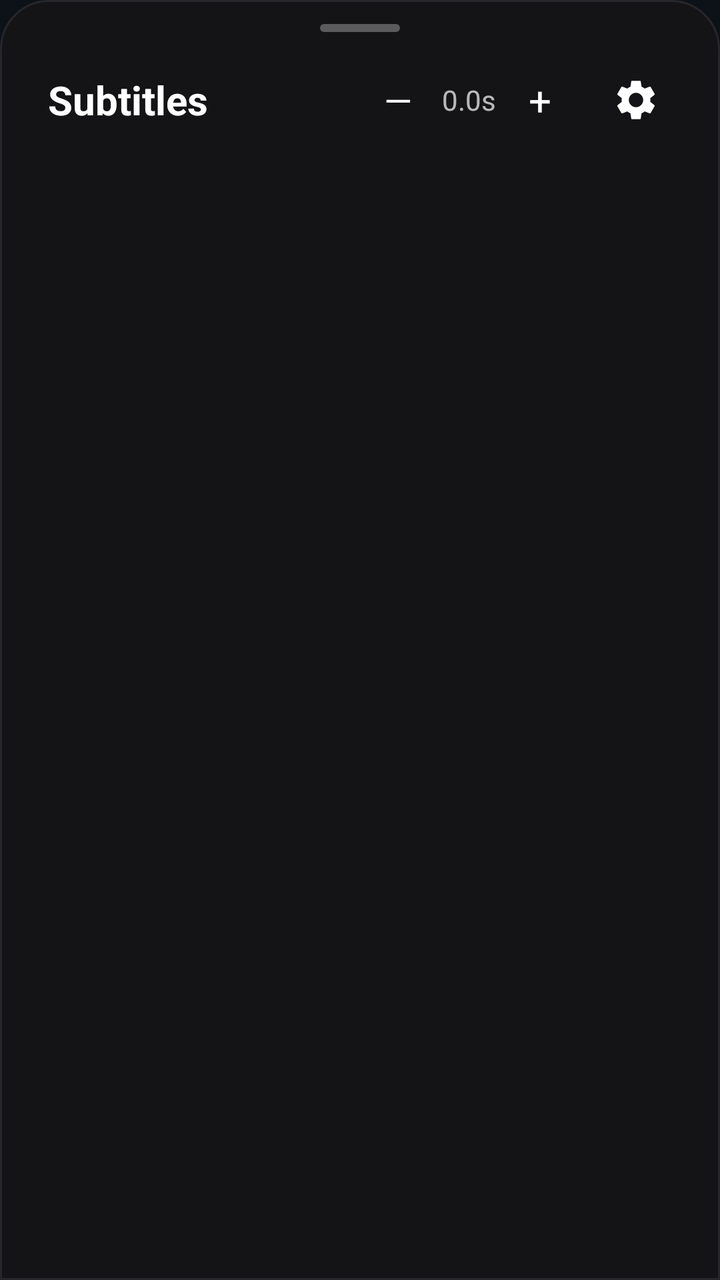
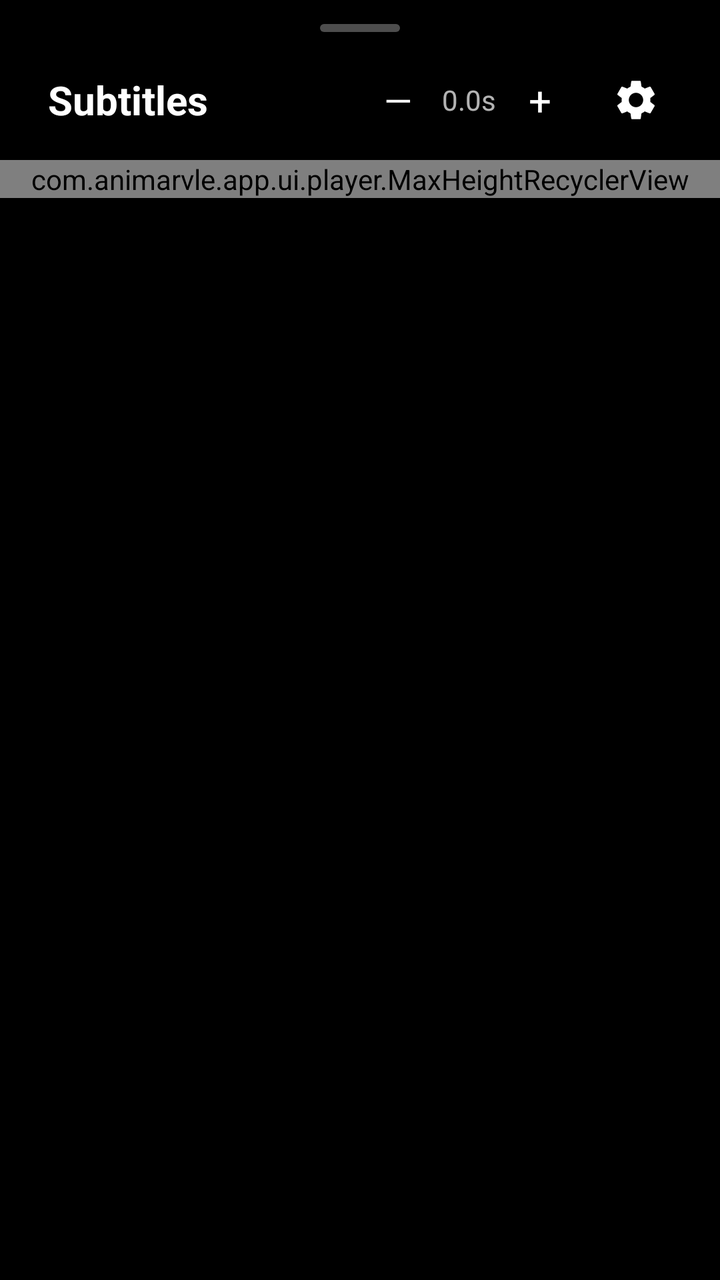

An Android layout rendered at two revisions. The XML below is the earlier revision; the diff shows what the commit changed to produce the second picture.
<!-- AndroidManifest.xml: application theme Theme.Animarvle -->
<!-- res/layout/bottom_sheet_subtitles.xml -->
<?xml version="1.0" encoding="utf-8"?>
<LinearLayout xmlns:android="http://schemas.android.com/apk/res/android"
    xmlns:app="http://schemas.android.com/apk/res-auto"
    android:layout_width="match_parent"
    android:layout_height="wrap_content"
    android:background="@drawable/bg_sheet_bottom"
    android:orientation="vertical"
    android:paddingTop="12dp"
    android:paddingBottom="28dp">

    
    <View
        android:layout_width="40dp"
        android:layout_height="4dp"
        android:layout_gravity="center_horizontal"
        android:background="@drawable/bg_bottom_sheet_drag_handle" />

    
    <LinearLayout
        android:layout_width="match_parent"
        android:layout_height="wrap_content"
        android:layout_marginTop="16dp"
        android:layout_marginBottom="12dp"
        android:gravity="center_vertical"
        android:orientation="horizontal"
        android:paddingHorizontal="24dp">

        <TextView
            android:layout_width="0dp"
            android:layout_height="wrap_content"
            android:layout_weight="1"
            android:text="@string/player_subtitles"
            android:textColor="#FFFFFF"
            android:textSize="20sp"
            android:textStyle="bold" />

        
        <LinearLayout
            android:layout_width="wrap_content"
            android:layout_height="wrap_content"
            android:gravity="center_vertical"
            android:orientation="horizontal">

            <TextView
                android:id="@+id/btnDelayMinus"
                android:layout_width="32dp"
                android:layout_height="32dp"
                android:background="?android:attr/selectableItemBackgroundBorderless"
                android:gravity="center"
                android:text="—"
                android:textColor="#FFFFFF"
                android:textSize="18sp" />

            <TextView
                android:id="@+id/delayText"
                android:layout_width="wrap_content"
                android:layout_height="wrap_content"
                android:layout_marginHorizontal="6dp"
                android:text="0.0s"
                android:textColor="#B3FFFFFF"
                android:textSize="14sp" />

            <TextView
                android:id="@+id/btnDelayPlus"
                android:layout_width="32dp"
                android:layout_height="32dp"
                android:background="?android:attr/selectableItemBackgroundBorderless"
                android:gravity="center"
                android:text="+"
                android:textColor="#FFFFFF"
                android:textSize="20sp" />
        </LinearLayout>

        
        <ImageButton
            android:id="@+id/btnSubtitleSettings"
            android:layout_width="36dp"
            android:layout_height="36dp"
            android:layout_marginStart="14dp"
            android:background="?android:attr/selectableItemBackgroundBorderless"
            android:contentDescription="@string/settings_subtitle"
            android:padding="6dp"
            android:src="@drawable/ic_settings"
            app:tint="#FFFFFF" />
    </LinearLayout>

    
    <androidx.recyclerview.widget.RecyclerView
        android:id="@+id/subtitlesList"
        android:layout_width="match_parent"
        android:layout_height="wrap_content"
        android:maxHeight="380dp"
        android:overScrollMode="never" />
</LinearLayout>
<!-- resources referenced by this layout -->
<resources>
  <!-- drawable bg_bottom_sheet_drag_handle (drawable) -->
  <?xml version="1.0" encoding="utf-8"?>
  <shape xmlns:android="http://schemas.android.com/apk/res/android" android:shape="rectangle">
      <solid android:color="#4DFFFFFF" />
      <corners android:radius="2dp" />
  </shape>
  <!-- drawable bg_sheet_bottom (drawable) -->
  <?xml version="1.0" encoding="utf-8"?>
  <shape xmlns:android="http://schemas.android.com/apk/res/android"
      android:shape="rectangle">
      <solid android:color="#141417" />
      <corners
          android:topLeftRadius="24dp"
          android:topRightRadius="24dp"
          android:bottomLeftRadius="0dp"
          android:bottomRightRadius="0dp" />
      <stroke
          android:width="1dp"
          android:color="#26262B" />
  </shape>
  <!-- drawable ic_settings (drawable) -->
  <vector xmlns:android="http://schemas.android.com/apk/res/android"
      android:width="24dp"
      android:height="24dp"
      android:viewportWidth="24"
      android:viewportHeight="24"
      android:tint="?attr/colorOnSurface">
      <path
          android:fillColor="#FFFFFF"
          android:pathData="M19.14,12.94c0.04,-0.3 0.06,-0.61 0.06,-0.94c0,-0.32 -0.02,-0.64 -0.07,-0.94l2.03,-1.58c0.18,-0.14 0.23,-0.41 0.12,-0.61l-1.92,-3.32c-0.12,-0.22 -0.37,-0.29 -0.59,-0.22l-2.39,0.96c-0.5,-0.38 -1.03,-0.7 -1.62,-0.94L14.4,2.81c-0.04,-0.24 -0.24,-0.41 -0.48,-0.41h-3.84c-0.24,0 -0.43,0.17 -0.47,0.41L9.25,5.35C8.66,5.59 8.12,5.92 7.63,6.29L5.24,5.33c-0.22,-0.08 -0.47,0 -0.59,0.22L2.74,8.87c-0.12,0.21 -0.08,0.47 0.12,0.61l2.03,1.58C4.84,11.36 4.8,11.69 4.8,12s0.02,0.64 0.07,0.94l-2.03,1.58c-0.18,0.14 -0.23,0.41 -0.12,0.61l1.92,3.32c0.12,0.22 0.37,0.29 0.59,0.22l2.39,-0.96c0.5,0.38 1.03,0.7 1.62,0.94l0.36,2.54c0.05,0.24 0.24,0.41 0.48,0.41h3.84c0.24,0 0.44,-0.17 0.47,-0.41l0.36,-2.54c0.59,-0.24 1.13,-0.56 1.62,-0.94l2.39,0.96c0.22,0.08 0.47,0 0.59,-0.22l1.92,-3.32c0.12,-0.22 0.07,-0.47 -0.12,-0.61L19.14,12.94zM12,15.6c-1.98,0 -3.6,-1.62 -3.6,-3.6s1.62,-3.6 3.6,-3.6s3.6,1.62 3.6,3.6S13.98,15.6 12,15.6z"/>
  </vector>
  <string name="player_subtitles">Subtitles</string>
  <string name="settings_subtitle">Subtitle settings</string>
  <style name="Theme.Animarvle" parent="Theme.Material3.Dark.NoActionBar">
          <item name="colorPrimary">@color/accent</item>
          <item name="colorOnPrimary">@color/on_bg</item>
          <item name="colorSurface">@color/surface</item>
          <item name="colorSurfaceVariant">@color/surface_variant</item>
          <item name="colorOnSurface">@color/on_bg</item>
          <item name="colorOnSurfaceVariant">@color/on_bg_muted</item>
          <item name="android:windowBackground">@color/bg</item>
          <item name="android:statusBarColor">@color/bg</item>
          <item name="android:navigationBarColor">@android:color/transparent</item>
          <item name="android:enforceNavigationBarContrast">false</item>
      </style>
  <color name="accent">@color/cyan_accent</color>
  <color name="on_bg">#FFFFFF</color>
  <color name="surface">#1E2129</color>
  <color name="surface_variant">#262A34</color>
  <color name="on_bg_muted">#A1A1A1</color>
  <color name="bg">@color/cyan_bg</color>
  <color name="cyan_accent">#00D4B2</color>
  <color name="cyan_bg">#0D1219</color>
</resources>

<!-- the commit's change to res/layout/bottom_sheet_subtitles.xml (unified diff, before → after) -->
@@ -1,15 +1,17 @@
 <?xml version="1.0" encoding="utf-8"?>
 <LinearLayout xmlns:android="http://schemas.android.com/apk/res/android"
     xmlns:app="http://schemas.android.com/apk/res-auto"
+    android:id="@+id/cardRoot"
     android:layout_width="match_parent"
     android:layout_height="wrap_content"
-    android:background="@drawable/bg_sheet_bottom"
+    android:background="@android:color/transparent"
     android:orientation="vertical"
     android:paddingTop="12dp"
-    android:paddingBottom="28dp">
+    android:paddingBottom="14dp">
 
     
     <View
+        android:id="@+id/dragHandle"
         android:layout_width="40dp"
         android:layout_height="4dp"
         android:layout_gravity="center_horizontal"
@@ -85,10 +87,10 @@
     </LinearLayout>
 
     
-    <androidx.recyclerview.widget.RecyclerView
+    <com.animarvle.app.ui.player.MaxHeightRecyclerView
         android:id="@+id/subtitlesList"
         android:layout_width="match_parent"
         android:layout_height="wrap_content"
-        android:maxHeight="380dp"
+        android:clipToPadding="false"
         android:overScrollMode="never" />
 </LinearLayout>
<!-- resource entries referenced after the edit -->
@@ -5,20 +5,6 @@
   <shape xmlns:android="http://schemas.android.com/apk/res/android" android:shape="rectangle">
       <solid android:color="#4DFFFFFF" />
       <corners android:radius="2dp" />
-  </shape>
-  <!-- drawable bg_sheet_bottom (drawable) -->
-  <?xml version="1.0" encoding="utf-8"?>
-  <shape xmlns:android="http://schemas.android.com/apk/res/android"
-      android:shape="rectangle">
-      <solid android:color="#141417" />
-      <corners
-          android:topLeftRadius="24dp"
-          android:topRightRadius="24dp"
-          android:bottomLeftRadius="0dp"
-          android:bottomRightRadius="0dp" />
-      <stroke
-          android:width="1dp"
-          android:color="#26262B" />
   </shape>
   <!-- drawable ic_settings (drawable) -->
   <vector xmlns:android="http://schemas.android.com/apk/res/android"
@@ -35,7 +21,7 @@
   <string name="settings_subtitle">Subtitle settings</string>
   <style name="Theme.Animarvle" parent="Theme.Material3.Dark.NoActionBar">
           <item name="colorPrimary">@color/accent</item>
-          <item name="colorOnPrimary">@color/on_bg</item>
+          <item name="colorOnPrimary">#000000</item>
           <item name="colorSurface">@color/surface</item>
           <item name="colorSurfaceVariant">@color/surface_variant</item>
           <item name="colorOnSurface">@color/on_bg</item>
@@ -45,13 +31,11 @@
           <item name="android:navigationBarColor">@android:color/transparent</item>
           <item name="android:enforceNavigationBarContrast">false</item>
       </style>
-  <color name="accent">@color/cyan_accent</color>
+  <color name="accent">#FFFFFF</color>
   <color name="on_bg">#FFFFFF</color>
-  <color name="surface">#1E2129</color>
-  <color name="surface_variant">#262A34</color>
-  <color name="on_bg_muted">#A1A1A1</color>
-  <color name="bg">@color/cyan_bg</color>
-  <color name="cyan_accent">#00D4B2</color>
-  <color name="cyan_bg">#0D1219</color>
+  <color name="surface">#0F0F14</color>
+  <color name="surface_variant">#181820</color>
+  <color name="on_bg_muted">#9E9E9E</color>
+  <color name="bg">#000000</color>
 </resources>
 
